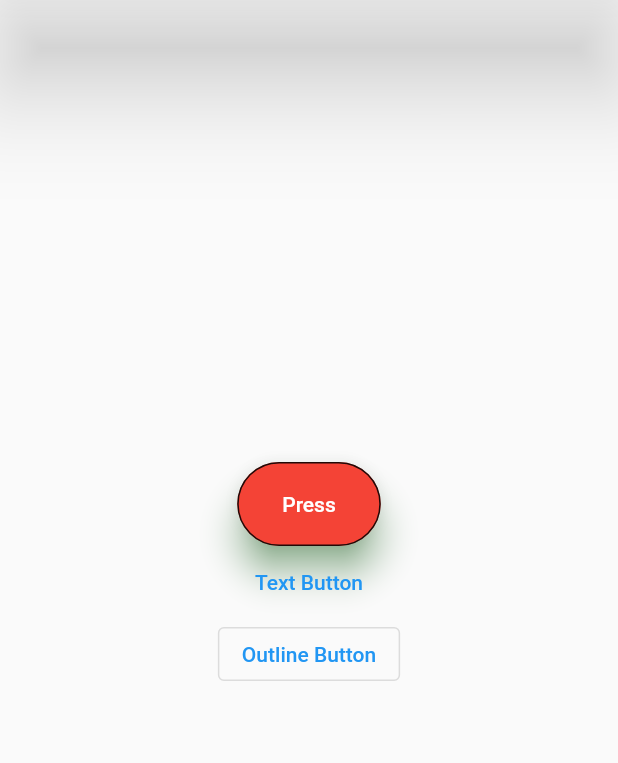
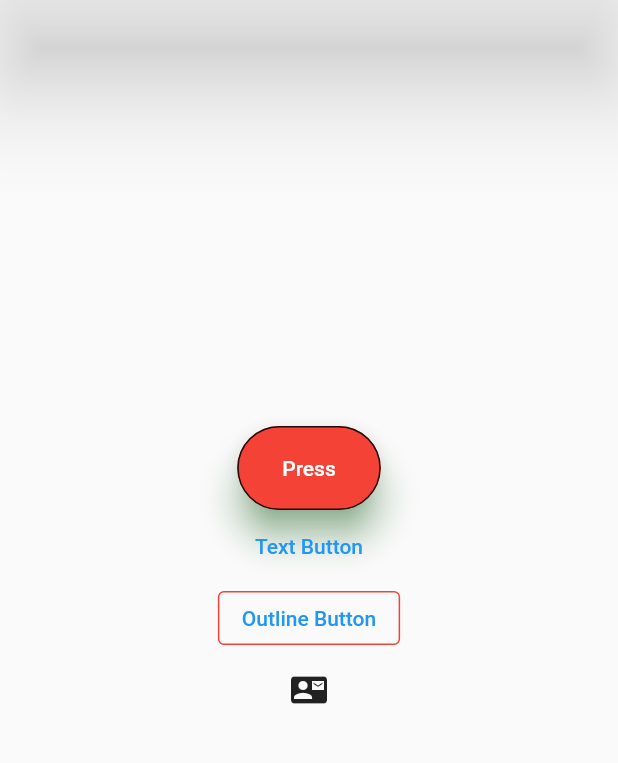
Before and after one commit to siraajul/flutter_essential, a Flutter app: the screen it shows after launch, on a phone screen of 412 x 824 dp, the part 84-847 px from its top. Run offline on Flutter 3.47's test engine with Material 2 defaults, Android fonts, the phone set to English and light mode, and no system bars.

Commit message:
OutlineButton & IconButton

```diff
--- a/lib/main.dart
+++ b/lib/main.dart
@@ -39,6 +39,7 @@ class HomeScreen extends StatelessWidget {
         child: Column(
           mainAxisAlignment: MainAxisAlignment.center,
           children: [
+            //----ElevatedButton----
             ElevatedButton(
                 style: ElevatedButton.styleFrom(
                     backgroundColor: Colors.red,
@@ -52,12 +53,25 @@ class HomeScreen extends StatelessWidget {
                         side: BorderSide(color: Colors.black87))),
                 onPressed: () {},
                 child: Text('Press')),
+            //----TextButton----
             TextButton(
               style: TextButton.styleFrom(),
               onPressed: () {},
               child: Text('Text Button'),
             ),
-            OutlinedButton(onPressed: () {}, child: Text('Outline Button'))
+            //----OutlineButton----
+            OutlinedButton(
+                style: OutlinedButton.styleFrom(
+                  side: BorderSide(color: Colors.red),
+                ),
+                onPressed: () {},
+                child: Text('Outline Button')),
+            //----IconButton----
+            IconButton(
+              onPressed: () {},
+              icon: Icon(Icons.contact_mail),
+            ),
+            //----Floating
           ],
         ),
       ),
```
